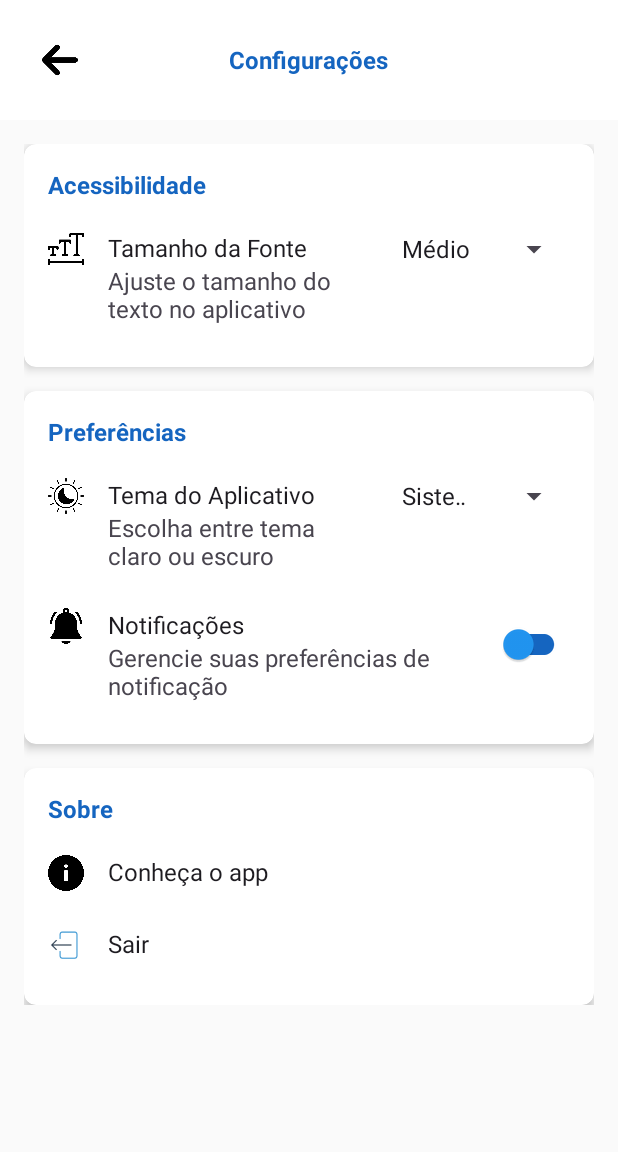
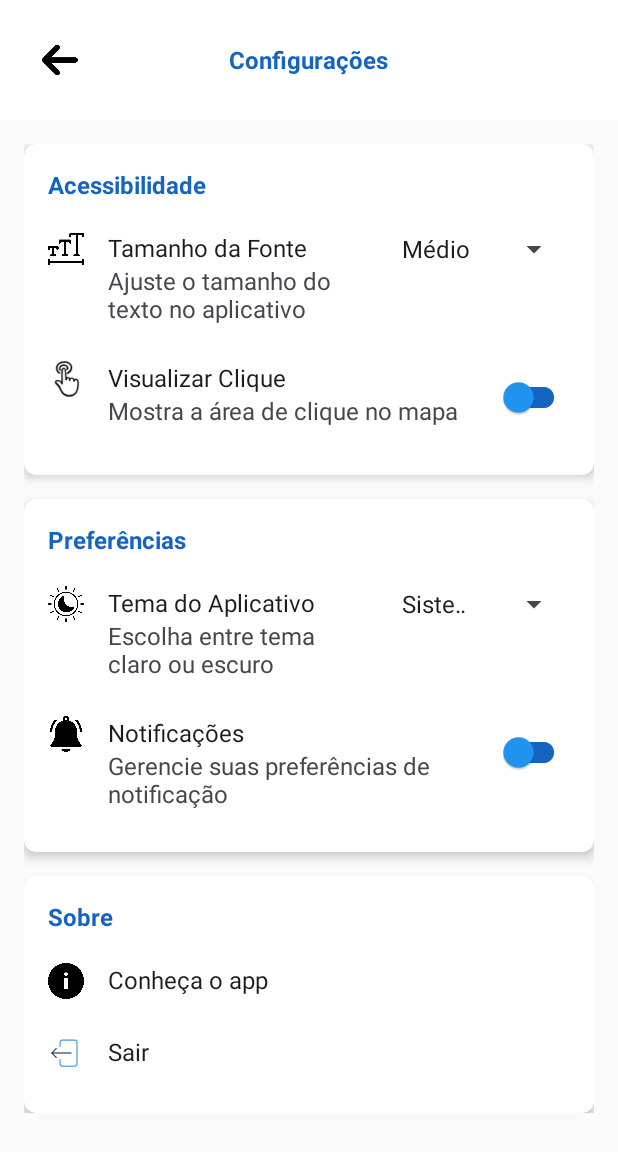
Before and after one commit to GuiMolinas/localiza-me, an Android app: the SettingsActivity screen opened directly, with no data from a screen before it, on a phone screen of 412 x 824 dp. Shown: the top 1152 px of the screen. Run offline under Robolectric (Android 15) with nearby library versions, the phone set to English and light mode, and no system bars.

Commit message:
adicionando delimitador nas configurações, mudar descrição

```diff
--- a/app/src/main/java/com/queridinhos/tcc/MapActivity.java
+++ b/app/src/main/java/com/queridinhos/tcc/MapActivity.java
@@ -3,6 +3,7 @@ package com.queridinhos.tcc;
 import android.animation.Animator;
 import android.animation.AnimatorListenerAdapter;
 import android.animation.ObjectAnimator;
+import android.content.SharedPreferences;
 import android.graphics.Matrix;
 import android.graphics.Path;
 import android.graphics.RectF;
@@ -77,7 +78,10 @@ public class MapActivity extends AppCompatActivity {
         mapImageView.setMaximumScale(4.0f);
 
         // ATIVA A VISIBILIDADE DA CAMADA DE DEBUG
-        clickableAreaDebugView.setVisibility(View.VISIBLE);
+        SharedPreferences prefs = getSharedPreferences("VisualizarCliquePrefs", MODE_PRIVATE);
+        boolean visualizarClique = prefs.getBoolean("visualizarClique", false);
+        clickableAreaDebugView.setVisibility(visualizarClique ? View.VISIBLE : View.GONE);
+
 
         setupClickableAreas();
         animateHeader();
--- a/app/src/main/java/com/queridinhos/tcc/SettingsActivity.java
+++ b/app/src/main/java/com/queridinhos/tcc/SettingsActivity.java
@@ -14,6 +14,7 @@ import android.widget.Spinner;
 import androidx.activity.EdgeToEdge;
 import androidx.appcompat.app.AlertDialog;
 import androidx.appcompat.app.AppCompatDelegate;
+import androidx.appcompat.widget.SwitchCompat;
 import androidx.core.graphics.Insets;
 import androidx.core.view.ViewCompat;
 import androidx.core.view.WindowInsetsCompat;
@@ -24,6 +25,8 @@ public class SettingsActivity extends BaseActivity {
     private static final String THEME_KEY = "selectedTheme";
     private static final String FONT_SIZE_PREFS = "FontSizePrefs";
     private static final String FONT_SIZE_KEY = "selectedFontSize";
+    private static final String VISUALIZAR_CLIQUE_PREFS = "VisualizarCliquePrefs";
+    private static final String VISUALIZAR_CLIQUE_KEY = "visualizarClique";
 
     private ValueAnimator currentAnimator;
 
@@ -48,6 +51,19 @@ public class SettingsActivity extends BaseActivity {
         setupAboutAppButton();
         setupThemeSpinner();
         setupFontSizeSpinner();
+        setupVisualizarCliqueSwitch();
+    }
+
+    private void setupVisualizarCliqueSwitch() {
+        SwitchCompat visualizarCliqueSwitch = findViewById(R.id.visualizarCliqueSwitch);
+        SharedPreferences prefs = getSharedPreferences(VISUALIZAR_CLIQUE_PREFS, MODE_PRIVATE);
+        visualizarCliqueSwitch.setChecked(prefs.getBoolean(VISUALIZAR_CLIQUE_KEY, false));
+
+        visualizarCliqueSwitch.setOnCheckedChangeListener((buttonView, isChecked) -> {
+            SharedPreferences.Editor editor = getSharedPreferences(VISUALIZAR_CLIQUE_PREFS, MODE_PRIVATE).edit();
+            editor.putBoolean(VISUALIZAR_CLIQUE_KEY, isChecked);
+            editor.apply();
+        });
     }
 
     private void setupBackButton() {
--- a/app/src/main/res/layout/activity_settings.xml
+++ b/app/src/main/res/layout/activity_settings.xml
@@ -114,6 +114,46 @@
                             android:layout_width="120dp"
                             android:layout_height="wrap_content"
                             android:entries="@array/font_size_options"/>
+                    </LinearLayout>
+                <LinearLayout
+                    android:layout_width="match_parent"
+                    android:layout_height="wrap_content"
+                    android:orientation="horizontal"
+                    android:paddingVertical="12dp">
+
+                    <ImageView
+                        android:layout_width="24dp"
+                        android:layout_height="24dp"
+                        android:src="@drawable/ic_tap"/>
+
+                    <LinearLayout
+                        android:layout_width="0dp"
+                        android:layout_height="wrap_content"
+                        android:layout_weight="1"
+                        android:orientation="vertical"
+                        android:paddingStart="16dp"
+                        android:paddingEnd="16dp">
+
+                        <TextView
+                            android:layout_width="match_parent"
+                            android:layout_height="wrap_content"
+                            android:text="@string/txtVisualizarClique"
+                            android:textColor="?android:attr/textColorPrimary"/>
+
+                        <TextView
+                            android:layout_width="match_parent"
+                            android:layout_height="wrap_content"
+                            android:text="@string/txtVisualizarCliqueEx"
+                            android:textColor="?android:attr/textColorSecondary"
+                            android:textSize="12sp"/>
+                    </LinearLayout>
+
+                    <androidx.appcompat.widget.SwitchCompat
+                        android:id="@+id/visualizarCliqueSwitch"
+                        android:layout_width="wrap_content"
+                        android:layout_height="wrap_content"
+                        app:thumbTint="@color/switchThumbColor"
+                        app:trackTint="@color/switchTrackColor"/>
                     </LinearLayout>
                 </LinearLayout>
             </androidx.cardview.widget.CardView>
--- a/app/src/main/res/values/strings.xml
+++ b/app/src/main/res/values/strings.xml
@@ -85,5 +85,9 @@
     <string name="map_title">Mapa Interativo</string>
     <string name="map_header_text">Clique em uma área do mapa para ver os detalhes</string>
 
+    <string name="txtVisualizarClique">Visualizar Clique</string>
+    <string name="txtVisualizarCliqueEx">Mostra a área de clique no mapa</string>
+
+
 
 </resources>
```
Also changed, not shown: app/src/main/res/drawable/ic_accessibility.png (deleted), app/src/main/res/drawable/ic_tap.png (added).
